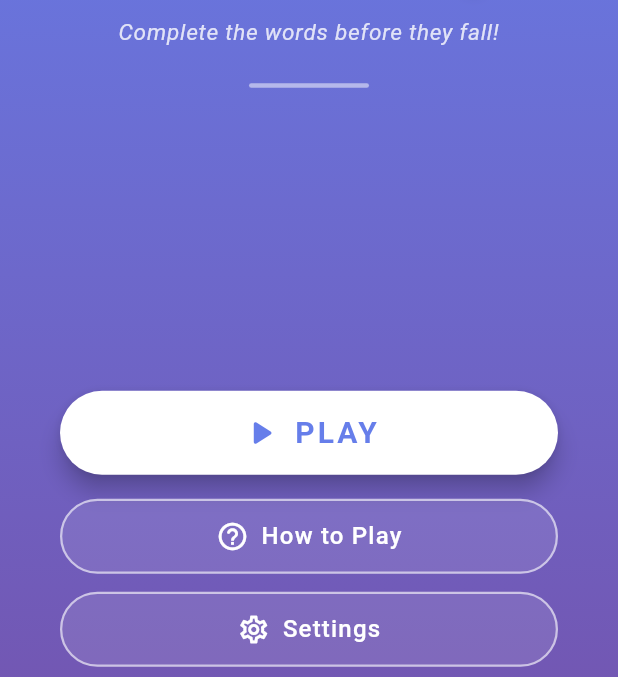
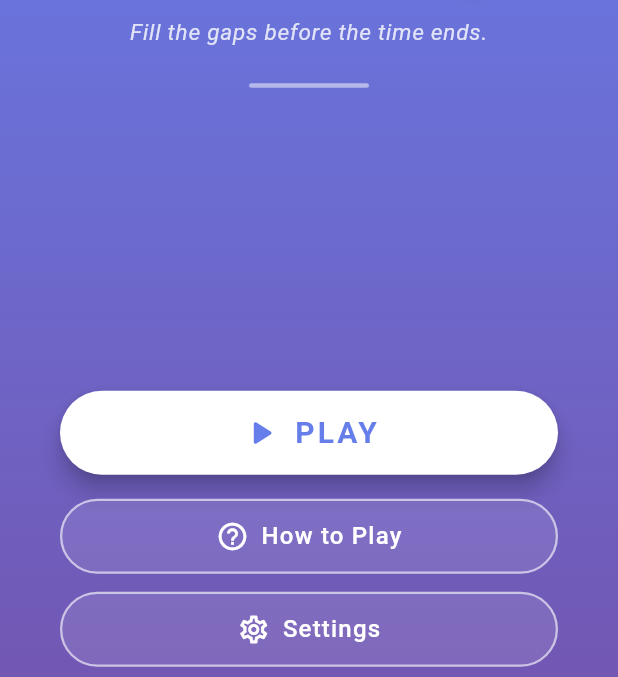
Before and after one commit to LuckyLife007/word-drop-project, a Flutter app: the screen it shows after launch, on a phone screen of 412 x 824 dp, the part 260-937 px from its top. Run offline on Flutter 3.47's test engine with Material 3 defaults, Android fonts, the phone set to English and light mode, and no system bars; our stand-ins replace shared_preferences.

Commit message:
Plan step 6: update every document for the card design
The new tagline (D33) "Fill the gaps before the time ends." replaces
"Complete the words before they fall!" on the splash screen and the main
menu. Checked on the phone.

README.md: rewritten. It shows what a card looks like, the 5 levels with
their real timing, what is built and what is not, and why the design
changed.

PROGRESS.md: rewritten where it described falling words.
- the header, the project overview and the reading order for the 3
  documents
- level_config.dart: the renamed fields cardTime and newCardDelay
- game_manager.dart: it serves words only; the score and the lives live
  in the game screen
- a new game_screen.dart entry that describes the card grid
- the whole old stage history (stages 1-7 and 3 post-stage fixes) is
  replaced by the redesign history: why, what changed, the 7 build
  stages, the measured screen heights, and the lessons from the bugs
- the app flow diagram, the conventions list and the file structure
- a build health table, and a "what comes next" list that names the 3
  release blockers

word_drop_documentation_1-7.md: a warning box at the top says which
sections the redesign replaces and which still apply. Sections 1.1, 2.4,
5 and 6 each carry a note with the rule that applies today. The old text
stays as a record of the first design.

The final name (D34) is deliberately left for later. "Word Drop" stays
for now.

Checks: flutter analyze clean, flutter test passes, the APK builds, and
the new tagline shows on the Redmi 23106RN0DA.

Co-Authored-By: Claude Opus 5 <noreply@anthropic.com>

```diff
--- a/lib/main.dart
+++ b/lib/main.dart
@@ -388,7 +388,7 @@ class _SplashScreenState extends State<SplashScreen>
                 const SizedBox(height: 12), // Space between title and tagline
                 // Tagline - small subtitle under the title
                 const Text(
-                  'Complete the words before they fall!',
+                  'Fill the gaps before the time ends.',
                   style: TextStyle(
                     fontSize: 16,
                     color: Color(0xCCFFFFFF), // White with 80% opacity
--- a/lib/screens/main_menu_screen.dart
+++ b/lib/screens/main_menu_screen.dart
@@ -263,7 +263,7 @@ class _MainMenuScreenState extends State<MainMenuScreen>
                                   const SizedBox(height: 12),
 
                                   const Text(
-                                    'Complete the words before they fall!',
+                                    'Fill the gaps before the time ends.',
                                     textAlign: TextAlign.center,
                                     style: TextStyle(
                                       fontSize: 15,
```
Also changed, not shown: 4 other files.
